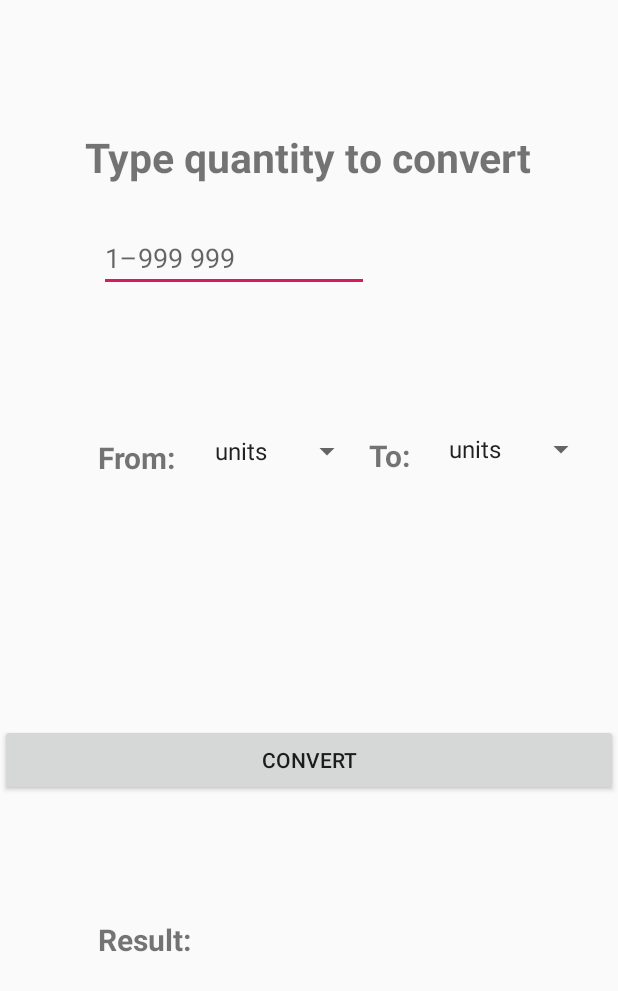
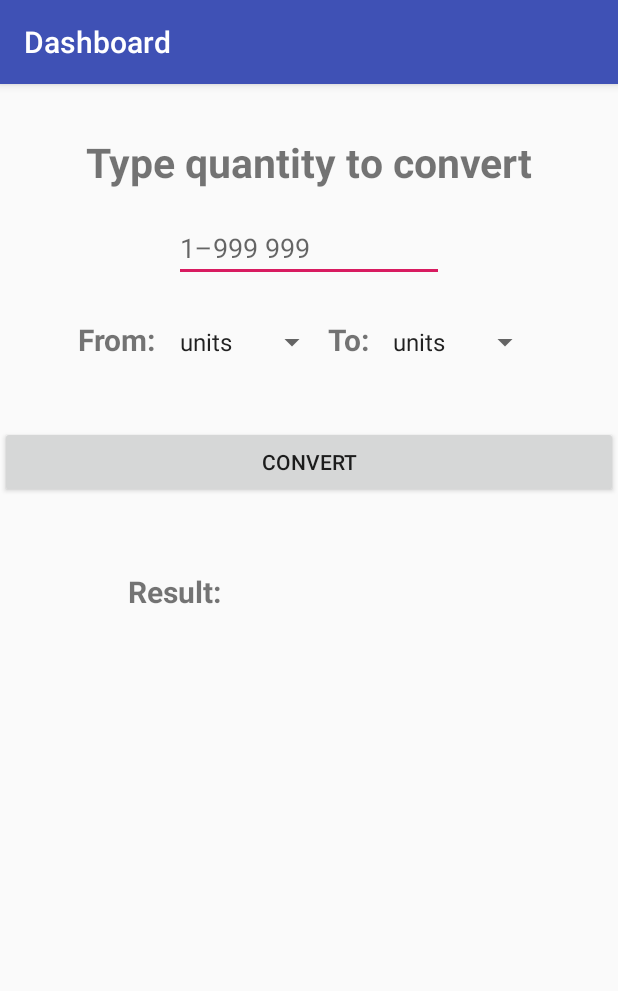
Before and after one commit to lisabg/MyWorkoutApplication, an Android app: the ConverterActivity screen opened directly, with no data from a screen before it, on a phone screen of 412 x 824 dp. Shown: the top 991 px of the screen. Run offline under Robolectric (Android 15) with nearby library versions, the phone set to English and light mode, and no system bars.

Commit message:
fixed layout of dashboard and conevrter

```diff
--- a/app/src/main/res/layout/converter_layout.xml
+++ b/app/src/main/res/layout/converter_layout.xml
@@ -1,39 +1,57 @@
 <?xml version="1.0" encoding="utf-8"?>
-<androidx.constraintlayout.widget.ConstraintLayout
-        xmlns:android="http://schemas.android.com/apk/res/android"
+<androidx.constraintlayout.widget.ConstraintLayout xmlns:android="http://schemas.android.com/apk/res/android"
+        xmlns:app="http://schemas.android.com/apk/res-auto"
         xmlns:tools="http://schemas.android.com/tools"
-        xmlns:app="http://schemas.android.com/apk/res-auto"
         android:layout_width="match_parent"
         android:layout_height="match_parent"
         tools:context=".converter.ConverterActivity">
+
+
+    <include
+            android:id="@+id/include2"
+            layout="@layout/toolbar"
+            app:layout_constraintEnd_toEndOf="parent"
+            app:layout_constraintHorizontal_bias="1.0"
+            app:layout_constraintStart_toStartOf="parent"
+            tools:layout_editor_absoluteY="116dp" />
 
     <TextView
             android:id="@+id/converter_title_id"
             android:layout_width="wrap_content"
             android:layout_height="wrap_content"
+            android:layout_marginTop="89dp"
             android:text="@string/converter_instructions"
             android:textSize="27sp"
             android:textStyle="bold"
+            app:layout_constraintEnd_toEndOf="parent"
+            app:layout_constraintHorizontal_bias="0.5"
             app:layout_constraintStart_toStartOf="parent"
-            app:layout_constraintHorizontal_bias="0.495" app:layout_constraintEnd_toEndOf="parent"
-            app:layout_constraintTop_toTopOf="parent" app:layout_constraintBottom_toBottomOf="parent"
-            app:layout_constraintVertical_bias="0.109"/>
+            app:layout_constraintTop_toTopOf="@+id/include2" />
 
     <EditText
             android:id="@+id/converter_input_number"
             android:layout_width="180dp"
             android:layout_height="wrap_content"
-            tools:ignore="Autofill"
-            app:layout_constraintBottom_toBottomOf="parent"
-            app:layout_constraintVertical_bias="0.028"
-            app:layout_constraintStart_toStartOf="@+id/converter_title_id"
-            app:layout_constraintHorizontal_bias="0.006"
+            android:layout_marginTop="16dp"
+            android:hint="@string/converter_text_input_hint"
+            android:inputType="numberDecimal"
+            android:maxLength="6"
             app:layout_constraintEnd_toEndOf="parent"
-            android:inputType="numberDecimal"
-            android:hint="@string/converter_text_input_hint"
-            android:maxLength="6"
-            android:layout_marginTop="8dp" app:layout_constraintTop_toBottomOf="@+id/converter_title_id"
-            android:layout_marginStart="8dp"/>
+            app:layout_constraintHorizontal_bias="0.5"
+            app:layout_constraintStart_toStartOf="parent"
+            app:layout_constraintTop_toBottomOf="@+id/converter_title_id"
+            tools:ignore="Autofill" />
+
+
+    <LinearLayout
+            android:id="@+id/linearLayout"
+            android:layout_width="wrap_content"
+            android:layout_height="wrap_content"
+            android:layout_marginTop="16dp"
+            app:layout_constraintEnd_toEndOf="parent"
+            app:layout_constraintHorizontal_bias="0.5"
+            app:layout_constraintStart_toStartOf="parent"
+            app:layout_constraintTop_toBottomOf="@+id/converter_input_number">
 
         <TextView
                 android:id="@+id/converter_pick_from_id"
@@ -42,12 +60,8 @@
                 android:text="@string/converter_from_type"
                 android:textSize="20sp"
                 android:textStyle="bold"
-            app:layout_constraintEnd_toEndOf="parent"
-            app:layout_constraintBottom_toBottomOf="parent"
-            app:layout_constraintVertical_bias="0.149" android:layout_marginTop="8dp"
-            app:layout_constraintTop_toBottomOf="@+id/converter_input_number"
-            android:layout_marginStart="8dp" app:layout_constraintStart_toStartOf="@+id/converter_title_id"
-            app:layout_constraintHorizontal_bias="0.003"/>
+                tools:layout_editor_absoluteX="66dp"
+                tools:layout_editor_absoluteY="266dp" />
 
 
         <Spinner
@@ -56,12 +70,8 @@
                 android:layout_height="wrap_content"
                 android:textSize="27sp"
                 android:textStyle="bold"
-            app:layout_constraintEnd_toEndOf="parent"
-            app:layout_constraintBottom_toBottomOf="parent"
-            app:layout_constraintVertical_bias="0.129" android:layout_marginTop="8dp"
-            app:layout_constraintTop_toBottomOf="@+id/converter_input_number"
-            app:layout_constraintStart_toEndOf="@+id/converter_pick_from_id" android:layout_marginStart="8dp"
-            app:layout_constraintHorizontal_bias="0.012"/>
+                tools:layout_editor_absoluteX="130dp"
+                tools:layout_editor_absoluteY="256dp" />
 
         <TextView
                 android:id="@+id/converter_pick_to_id"
@@ -70,12 +80,8 @@
                 android:text="@string/converter_to_type"
                 android:textSize="20sp"
                 android:textStyle="bold"
-            app:layout_constraintBottom_toBottomOf="parent"
-            app:layout_constraintVertical_bias="0.147"
-            android:layout_marginTop="8dp"
-            app:layout_constraintTop_toBottomOf="@+id/converter_input_number"
-            app:layout_constraintStart_toEndOf="@+id/converter_input_number"
-    />
+                tools:layout_editor_absoluteX="300dp"
+                tools:layout_editor_absoluteY="265dp" />
 
         <Spinner
                 android:id="@+id/converter_spinner_from"
@@ -83,48 +89,51 @@
                 android:layout_height="wrap_content"
                 android:textSize="27sp"
                 android:textStyle="bold"
-            app:layout_constraintBottom_toBottomOf="parent"
-            app:layout_constraintVertical_bias="0.127" android:layout_marginTop="8dp"
-            app:layout_constraintTop_toBottomOf="@+id/converter_input_number"
-            app:layout_constraintStart_toEndOf="@+id/converter_pick_to_id" android:layout_marginStart="8dp"
-            app:layout_constraintEnd_toEndOf="parent"
-            app:layout_constraintHorizontal_bias="0.141"/>
+                tools:layout_editor_absoluteX="341dp"
+                tools:layout_editor_absoluteY="254dp" />
+    </LinearLayout>
 
     <Button
             android:id="@+id/convert_button"
-            android:text="@string/converter_convert_button"
             android:layout_width="match_parent"
             android:layout_height="wrap_content"
-            app:layout_constraintBottom_toBottomOf="parent" app:layout_constraintVertical_bias="0.488"
-            app:layout_constraintStart_toStartOf="parent" app:layout_constraintHorizontal_bias="0.0"
-            app:layout_constraintEnd_toEndOf="parent" android:layout_marginTop="8dp"
-            app:layout_constraintTop_toBottomOf="@+id/converter_input_number"/>
+            android:layout_marginTop="32dp"
+            android:text="@string/converter_convert_button"
+            app:layout_constraintEnd_toEndOf="parent"
+            app:layout_constraintHorizontal_bias="0.0"
+            app:layout_constraintStart_toStartOf="parent"
+            app:layout_constraintTop_toBottomOf="@+id/linearLayout" />
+
+    <LinearLayout
+            android:layout_width="wrap_content"
+            android:layout_height="wrap_content"
+            android:layout_marginTop="32dp"
+            app:layout_constraintEnd_toEndOf="parent"
+            app:layout_constraintStart_toStartOf="parent"
+            app:layout_constraintTop_toBottomOf="@+id/convert_button">
 
         <TextView
                 android:id="@+id/converter_result_id"
                 android:layout_width="wrap_content"
                 android:layout_height="wrap_content"
+                android:layout_marginStart="8dp"
+                android:layout_marginTop="8dp"
                 android:text="@string/converter_result"
                 android:textSize="20sp"
-            android:textStyle="bold"
-            app:layout_constraintStart_toStartOf="@+id/converter_title_id"
-            app:layout_constraintHorizontal_bias="0.003"
-            app:layout_constraintEnd_toEndOf="parent" app:layout_constraintBottom_toBottomOf="parent"
-            app:layout_constraintVertical_bias="0.288" android:layout_marginTop="8dp"
-            app:layout_constraintTop_toBottomOf="@+id/convert_button" android:layout_marginStart="8dp"/>
+                android:textStyle="bold" />
 
         <TextView
                 android:id="@+id/converter_result_content_id"
                 android:layout_width="179dp"
                 android:layout_height="36dp"
+                android:layout_marginStart="8dp"
+                android:layout_marginTop="8dp"
                 android:text=""
+                android:textColor="#E91E63"
                 android:textSize="28sp"
-            android:textStyle="bold"
-            app:layout_constraintHorizontal_bias="0.06" app:layout_constraintEnd_toEndOf="parent"
-            app:layout_constraintBottom_toBottomOf="parent"
-            app:layout_constraintVertical_bias="0.263" app:layout_constraintStart_toEndOf="@+id/converter_result_id"
-            android:layout_marginStart="8dp" android:layout_marginTop="8dp"
-            app:layout_constraintTop_toBottomOf="@+id/convert_button" android:textColor="#E91E63"/>
+                android:textStyle="bold" />
+
+    </LinearLayout>
 
 
 </androidx.constraintlayout.widget.ConstraintLayout>
--- a/app/src/main/res/layout/dashboard_layout.xml
+++ b/app/src/main/res/layout/dashboard_layout.xml
@@ -1,8 +1,7 @@
 <?xml version="1.0" encoding="utf-8"?>
-<androidx.constraintlayout.widget.ConstraintLayout
-        xmlns:android="http://schemas.android.com/apk/res/android"
+<androidx.constraintlayout.widget.ConstraintLayout xmlns:android="http://schemas.android.com/apk/res/android"
+        xmlns:app="http://schemas.android.com/apk/res-auto"
         xmlns:tools="http://schemas.android.com/tools"
-        xmlns:app="http://schemas.android.com/apk/res-auto"
         android:layout_width="match_parent"
         android:layout_height="match_parent"
         tools:context=".DashboardActivity">
@@ -16,42 +15,45 @@
             android:id="@+id/dashboard_stretching_button"
             android:layout_width="100dp"
             android:layout_height="100dp"
-            android:layout_marginTop="16dp"
+            android:layout_marginTop="89dp"
             android:background="@drawable/stretch_clipart"
             android:contentDescription="@string/dashboard_stretching_button_description"
             android:text="@string/view_converter_button_text"
+            app:layout_constraintEnd_toEndOf="parent"
+            app:layout_constraintHorizontal_bias="0.501"
+            app:layout_constraintStart_toStartOf="parent"
+            app:layout_constraintTop_toTopOf="@+id/include" />
+
+    <ImageButton
+            android:id="@+id/dashboard_exercises_button"
+            android:layout_width="100dp"
+            android:layout_height="100dp"
+            android:layout_marginTop="36dp"
+            android:background="@drawable/exercise_clipart"
+            android:contentDescription="@string/dashboard_exercise_button_description"
+            android:text="@string/view_converter_button_text"
             app:layout_constraintBottom_toBottomOf="parent"
             app:layout_constraintEnd_toEndOf="parent"
-            app:layout_constraintHorizontal_bias="0.498"
+            app:layout_constraintHorizontal_bias="0.5"
             app:layout_constraintStart_toStartOf="parent"
-            app:layout_constraintTop_toTopOf="@+id/include"
-            app:layout_constraintVertical_bias="0.186" />
-
-    <ImageButton
-            android:text="@string/view_converter_button_text"
-            android:layout_width="100dp"
-            android:layout_height="100dp"
-            android:id="@+id/dashboard_exercises_button" app:layout_constraintStart_toStartOf="parent"
-            app:layout_constraintHorizontal_bias="0.498" app:layout_constraintEnd_toEndOf="parent"
-            app:layout_constraintBottom_toBottomOf="parent"
-            android:background="@drawable/exercise_clipart"
-            android:contentDescription="@string/dashboard_exercise_button_description"
-            android:layout_marginTop="36dp" app:layout_constraintTop_toBottomOf="@+id/dashboard_stretching_button"
-            app:layout_constraintVertical_bias="0.0"/>
+            app:layout_constraintTop_toBottomOf="@+id/dashboard_stretching_button"
+            app:layout_constraintVertical_bias="0.0" />
 
 
     <ImageButton
-            android:text="@string/view_converter_button_text"
+            android:id="@+id/dashboard_converter_button"
             android:layout_width="100dp"
             android:layout_height="100dp"
-            android:id="@+id/dashboard_converter_button"
+            android:layout_marginTop="36dp"
             android:background="@drawable/converter_clipart"
+            android:contentDescription="@string/dashboard_converter_button_description"
+            android:text="@string/view_converter_button_text"
+            app:layout_constraintBottom_toBottomOf="parent"
+            app:layout_constraintEnd_toEndOf="parent"
+            app:layout_constraintHorizontal_bias="0.5"
             app:layout_constraintStart_toStartOf="parent"
-            app:layout_constraintHorizontal_bias="0.498" app:layout_constraintEnd_toEndOf="parent"
-            android:layout_marginTop="36dp"
-            android:contentDescription="@string/dashboard_converter_button_description"
             app:layout_constraintTop_toBottomOf="@+id/dashboard_exercises_button"
-            app:layout_constraintBottom_toBottomOf="parent" app:layout_constraintVertical_bias="0.0"/>
+            app:layout_constraintVertical_bias="0.0" />
 
 
 </androidx.constraintlayout.widget.ConstraintLayout>
```
Lines whose indentation alone changed are shown as unchanged.
